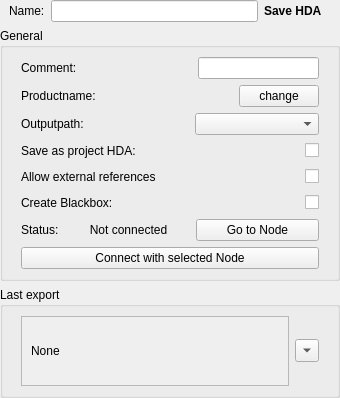
This is Prism/Plugins/Apps/Houdini/Scripts/StateManagerNodes/StateUserInterfaces/hou_SaveHDA.ui in matt0917/Prism as Qt 5 draws it before an edit. The edited form follows.
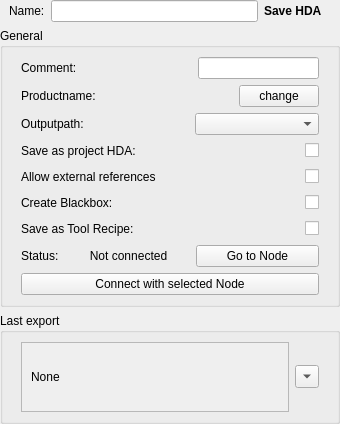
This is the edited form.

Patch:
```diff
--- a/Prism/Plugins/Apps/Houdini/Scripts/StateManagerNodes/StateUserInterfaces/hou_SaveHDA.ui
+++ b/Prism/Plugins/Apps/Houdini/Scripts/StateManagerNodes/StateUserInterfaces/hou_SaveHDA.ui
@@ -7,7 +7,7 @@
     <x>0</x>
     <y>0</y>
     <width>340</width>
-    <height>380</height>
+    <height>406</height>
    </rect>
   </property>
   <property name="windowTitle">
@@ -354,6 +354,45 @@
         </layout>
        </widget>
       </item>
+      <item>
+       <widget class="QWidget" name="w_recipe" native="true">
+        <layout class="QHBoxLayout" name="horizontalLayout_21">
+         <property name="topMargin">
+          <number>0</number>
+         </property>
+         <property name="bottomMargin">
+          <number>0</number>
+         </property>
+         <item>
+          <widget class="QLabel" name="l_recipe">
+           <property name="text">
+            <string>Save as Tool Recipe:</string>
+           </property>
+          </widget>
+         </item>
+         <item>
+          <spacer name="horizontalSpacer_13">
+           <property name="orientation">
+            <enum>Qt::Orientation::Horizontal</enum>
+           </property>
+           <property name="sizeHint" stdset="0">
+            <size>
+             <width>40</width>
+             <height>20</height>
+            </size>
+           </property>
+          </spacer>
+         </item>
+         <item>
+          <widget class="QCheckBox" name="chb_recipe">
+           <property name="text">
+            <string/>
+           </property>
+          </widget>
+         </item>
+        </layout>
+       </widget>
+      </item>
       <item>
        <widget class="QWidget" name="f_status" native="true">
         <layout class="QHBoxLayout" name="horizontalLayout_4">
```
